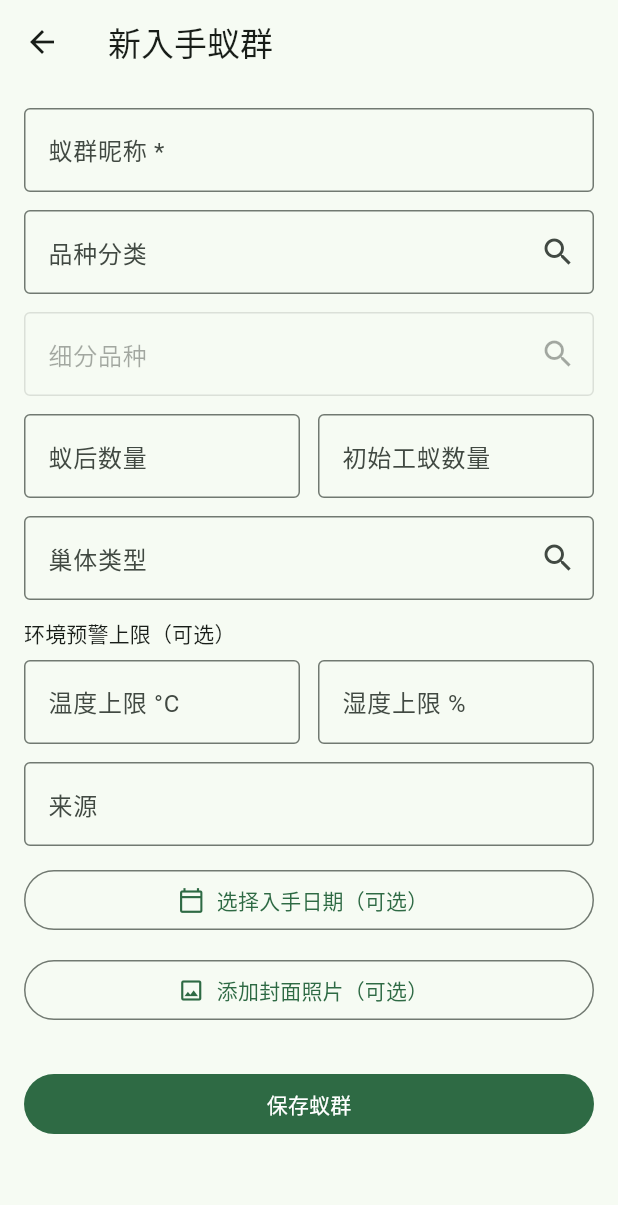
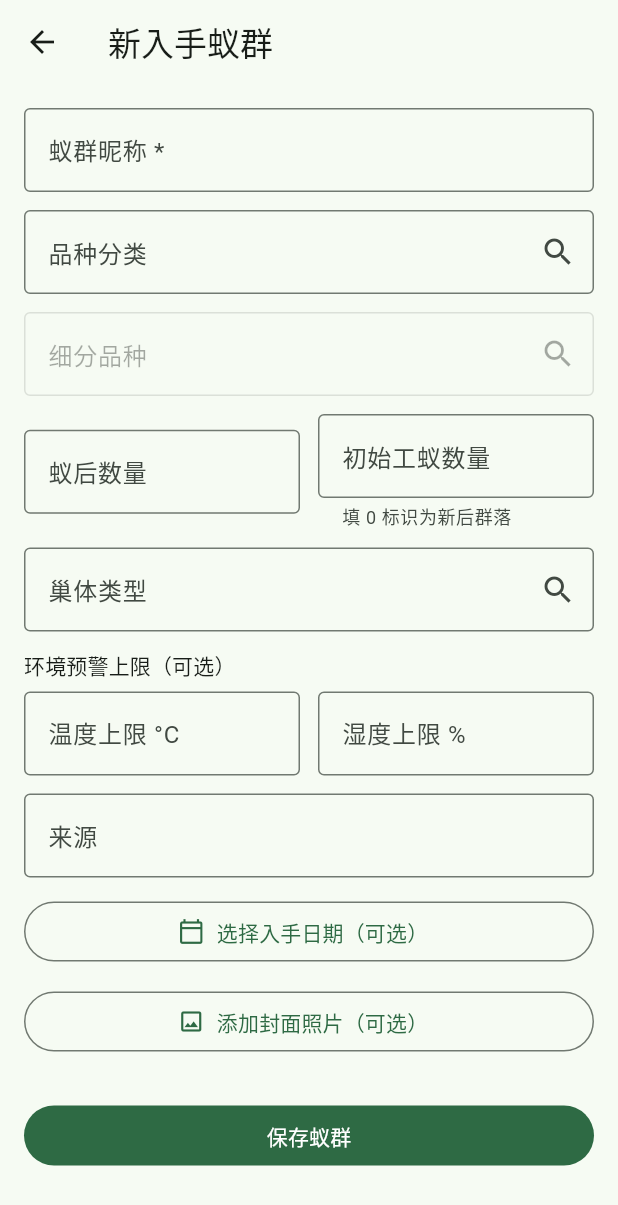
Before and after one commit to PiPiELe/antkeep, a Flutter app: the ColonyFormPage screen opened directly, on a phone screen of 412 x 824 dp. Shown: the top 1205 px of the screen. Run offline on Flutter 3.47's test engine with Material 3 defaults, Android fonts, the phone set to English and light mode, and no system bars; our stand-ins replace file_picker, image_picker, sqflite; accounts and stored records are empty.

Commit message:
feat: flag new queen colonies

```diff
--- a/lib/domain/models.dart
+++ b/lib/domain/models.dart
@@ -32,6 +32,8 @@ class Colony {
   final bool archived;
   final DateTime createdAt;
   final DateTime updatedAt;
+
+  bool get isNewQueenColony => initialWorkerCount == 0;
 
   factory Colony.fromMap(Map<String, Object?> map) => Colony(
     id: map['id']! as String,
--- a/lib/main.dart
+++ b/lib/main.dart
@@ -271,6 +271,7 @@ class _ColonyCard extends StatelessWidget {
   Widget build(BuildContext context) {
     final details = <String>[
       if (colony.species?.isNotEmpty == true) colony.species!,
+      if (colony.isNewQueenColony) '新后群落',
       if (colony.queenCount != null) '${colony.queenCount} 只蚁后',
       if (colony.initialWorkerCount != null) '${colony.initialWorkerCount} 只工蚁',
       if (colony.nestType?.isNotEmpty == true) colony.nestType!,
@@ -417,7 +418,10 @@ class _ColonyFormPageState extends State<ColonyFormPage> {
                 child: TextField(
                   controller: _workers,
                   keyboardType: TextInputType.number,
-                  decoration: const InputDecoration(labelText: '初始工蚁数量'),
+                  decoration: const InputDecoration(
+                    labelText: '初始工蚁数量',
+                    helperText: '填 0 标识为新后群落',
+                  ),
                 ),
               ),
             ],
@@ -724,6 +728,11 @@ class _ColonySummary extends StatelessWidget {
             spacing: 8,
             runSpacing: 8,
             children: [
+              if (colony.isNewQueenColony)
+                const Chip(
+                  avatar: Icon(Icons.egg_alt_outlined, size: 18),
+                  label: Text('新后群落'),
+                ),
               if (colony.queenCount != null)
                 Chip(label: Text('${colony.queenCount} 只蚁后')),
               if (colony.initialWorkerCount != null)
```
